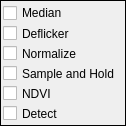
davidgrier/pyfab, file jansenlib/video/QVideoFilter/QVideoFilterWidget.ui: the form before one commit.
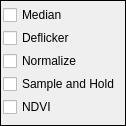
The form after the commit.

Commit message: Remove detect filter

What changed in the file:
```diff
--- a/jansenlib/video/QVideoFilter/QVideoFilterWidget.ui
+++ b/jansenlib/video/QVideoFilter/QVideoFilterWidget.ui
@@ -73,13 +73,6 @@
      </property>
     </widget>
    </item>
-   <item>
-    <widget class="QCheckBox" name="detect">
-     <property name="text">
-      <string>Detect</string>
-     </property>
-    </widget>
-   </item>
   </layout>
  </widget>
  <resources/>
```
The commit also changes 3 other files.
